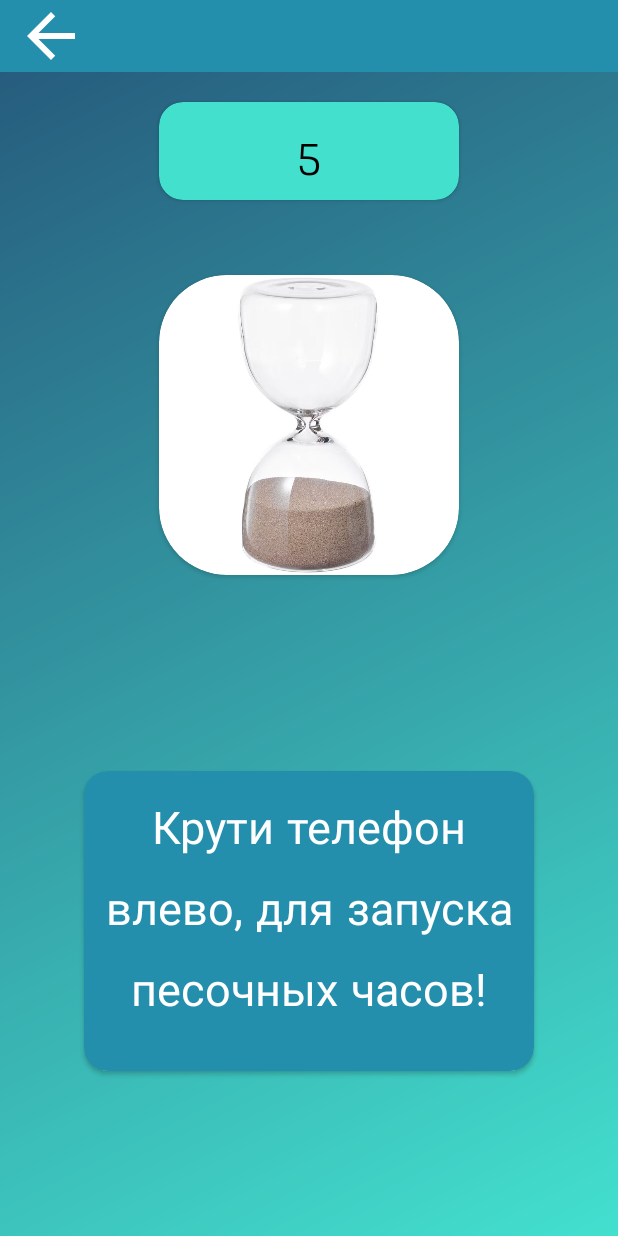
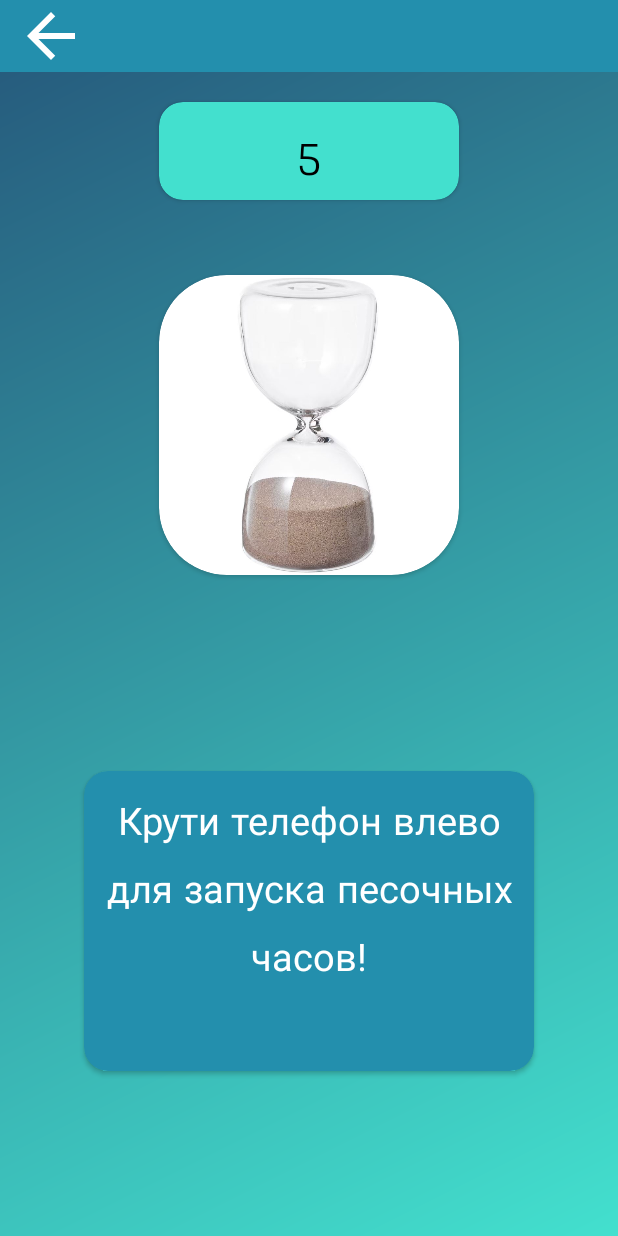
Before and after one commit to Liannhar/Tabletop_Mania, an Android app: the screen it shows after launch (HourglassActivity), on a phone screen of 412 x 824 dp. Run offline under Robolectric (Android 15) with nearby library versions, the phone set to English and light mode, and no system bars; pictures from the network do not load.

Commit message:
fixed more bugs

```diff
--- a/app/src/main/java/com/example/tabletopapplication/presentationlayer/activities/HourglassActivity.kt
+++ b/app/src/main/java/com/example/tabletopapplication/presentationlayer/activities/HourglassActivity.kt
@@ -26,7 +26,7 @@ class HourglassActivity : AppCompatActivity() {
         val tvTimer1 = findViewById<TextView>(R.id.hourglass_cv_1_text)
         tvTimer1.text = (timerInterval / 1000).toString()
         val tvTimer3 = findViewById<TextView>(R.id.hourglass_cv_3_text)
-        tvTimer3.text = "Крути телефон влево, для запуска песочных часов!"
+        tvTimer3.text = "Крути телефон влево для запуска песочных часов!"
         val img = findViewById<ImageView>(R.id.hourglass_pic)
         sensManager = getSystemService(Context.SENSOR_SERVICE) as SensorManager
         val sens = sensManager.getDefaultSensor(Sensor.TYPE_ACCELEROMETER)
--- a/app/src/main/res/layout/activity_hourglass.xml
+++ b/app/src/main/res/layout/activity_hourglass.xml
@@ -87,7 +87,7 @@
             android:layout_width="match_parent"
             android:text="Крути телефон, для запуска песочных часов"
             android:textAlignment="center"
-            android:textSize="30dp"
+            android:textSize="25dp"
             android:layout_marginTop="10dp"
             android:layout_marginBottom="10dp"
             />
```
